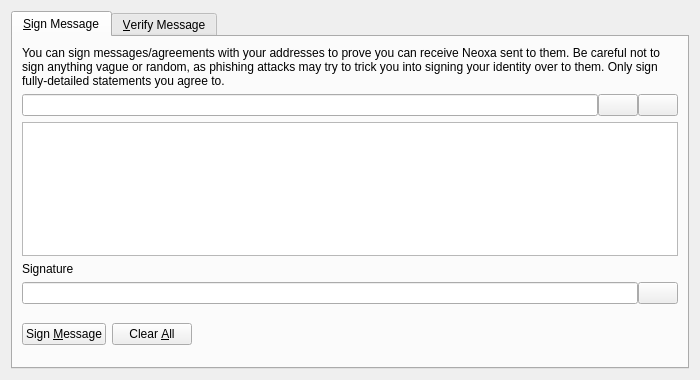
Old version of the form src/qt/forms/signverifymessagedialog.ui in the repository BlackRavenNetwork/BlackRaven-V2.
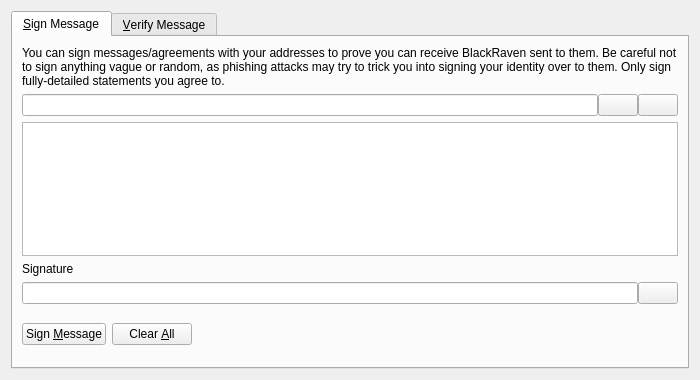
New version of the form. Custom widgets are drawn as their Qt base class.

Commit message:
Scrub remaining Neoxa branding and align docs with BLKR v2.
Replace leftover neoxa strings (config, RPC help, Qt, build files),
rename consensus and unit-test symbols to blackraven*, rewrite README
for v2 economics, and add contrib/scrub-neoxa-strings.sh for future passes.

The edit to the form file:
```diff
--- a/src/qt/forms/signverifymessagedialog.ui
+++ b/src/qt/forms/signverifymessagedialog.ui
@@ -30,7 +30,7 @@
        <item>
         <widget class="QLabel" name="infoLabel_SM">
          <property name="text">
-          <string>You can sign messages/agreements with your addresses to prove you can receive Neoxa sent to them. Be careful not to sign anything vague or random, as phishing attacks may try to trick you into signing your identity over to them. Only sign fully-detailed statements you agree to.</string>
+          <string>You can sign messages/agreements with your addresses to prove you can receive BlackRaven sent to them. Be careful not to sign anything vague or random, as phishing attacks may try to trick you into signing your identity over to them. Only sign fully-detailed statements you agree to.</string>
          </property>
          <property name="textFormat">
           <enum>Qt::PlainText</enum>
```
Left out of the diff: 10 changed lines with no effect on the pictures. The commit also changes 295 other files.
